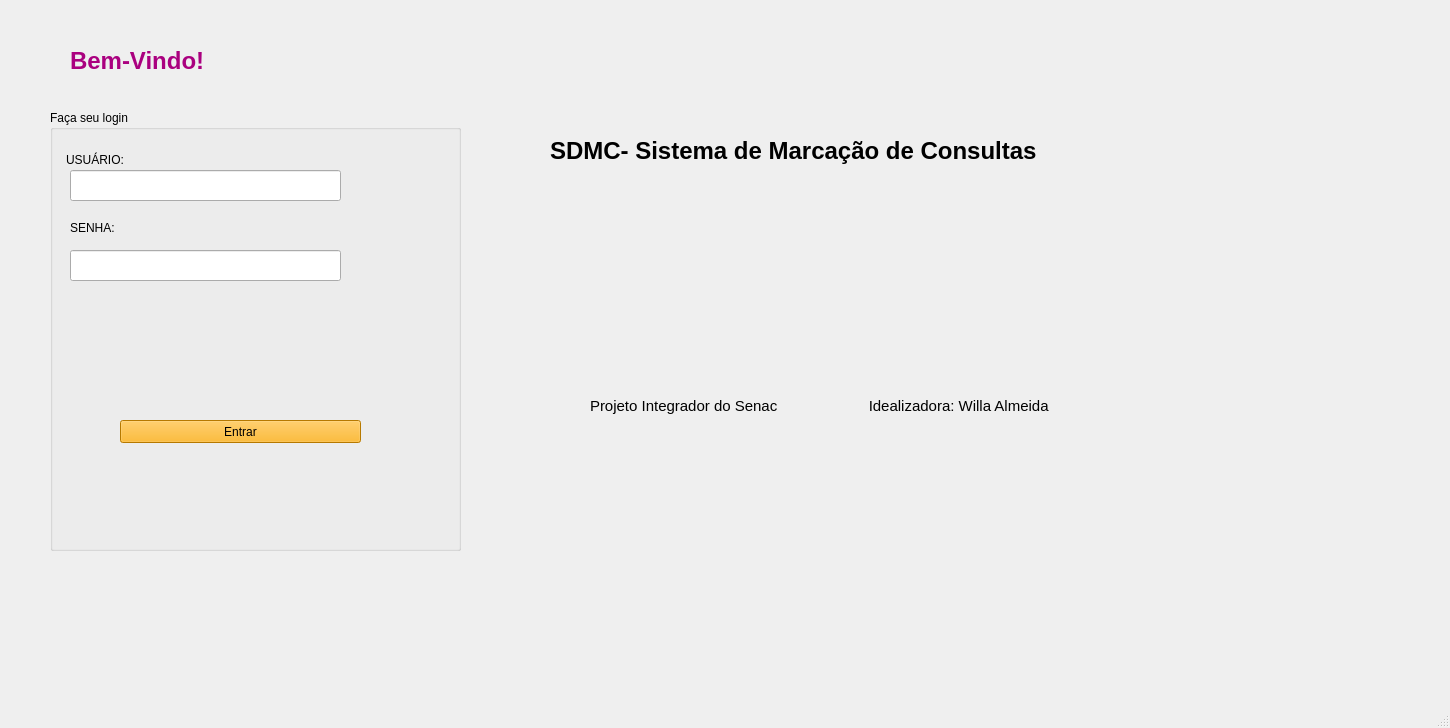
The window that ui/mainwindow.ui (willasantos/Projeto-SDMC) describes before a commit, drawn with Qt 5.
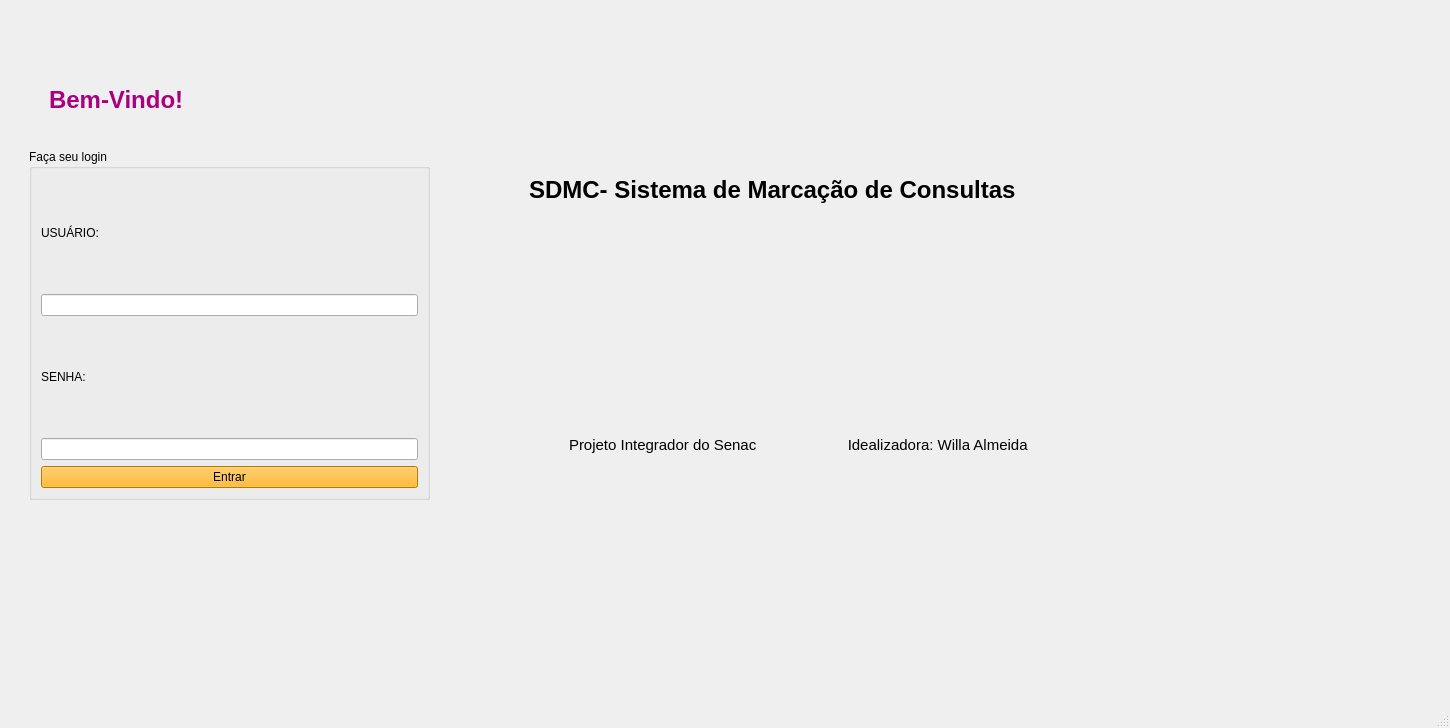
The same window after the commit.

```diff
--- a/ui/mainwindow.ui
+++ b/ui/mainwindow.ui
@@ -11,18 +11,12 @@
    </rect>
   </property>
   <property name="windowTitle">
-   <string>MainWindow</string>
+   <string>Menu Principal</string>
   </property>
   <widget class="QWidget" name="centralwidget">
+   <layout class="QHBoxLayout" name="horizontalLayout_4">
+    <item>
    <widget class="QStackedWidget" name="stackedWidget_geral">
-    <property name="geometry">
-     <rect>
-      <x>30</x>
-      <y>-30</y>
-      <width>1391</width>
-      <height>721</height>
-     </rect>
-    </property>
     <widget class="QWidget" name="page_home">
      <widget class="QWidget" name="horizontalLayoutWidget">
       <property name="geometry">
@@ -55,8 +49,8 @@
        <rect>
         <x>20</x>
         <y>140</y>
-        <width>411</width>
-        <height>441</height>
+          <width>401</width>
+          <height>351</height>
        </rect>
       </property>
       <layout class="QHBoxLayout" name="horizontalLayout_2">
@@ -65,64 +59,36 @@
          <property name="title">
           <string>Faça seu login</string>
          </property>
+           <layout class="QVBoxLayout" name="verticalLayout_2">
+            <item>
          <widget class="QLabel" name="label_2">
-          <property name="geometry">
-           <rect>
-            <x>16</x>
-            <y>40</y>
-            <width>81</width>
-            <height>20</height>
-           </rect>
-          </property>
           <property name="text">
            <string>USUÁRIO:</string>
           </property>
          </widget>
+            </item>
+            <item>
+             <widget class="QLineEdit" name="lineEdit"/>
+            </item>
+            <item>
          <widget class="QLabel" name="label_3">
-          <property name="geometry">
-           <rect>
-            <x>20</x>
-            <y>110</y>
-            <width>61</width>
-            <height>16</height>
-           </rect>
-          </property>
           <property name="text">
            <string>SENHA:</string>
           </property>
          </widget>
-         <widget class="QLineEdit" name="lineEdit">
-          <property name="geometry">
-           <rect>
-            <x>20</x>
-            <y>60</y>
-            <width>271</width>
-            <height>31</height>
-           </rect>
-          </property>
-         </widget>
+            </item>
+            <item>
          <widget class="QLineEdit" name="lineEdit_2">
           <property name="enabled">
            <bool>true</bool>
           </property>
-          <property name="geometry">
-           <rect>
-            <x>20</x>
-            <y>140</y>
-            <width>271</width>
-            <height>31</height>
-           </rect>
-          </property>
-         </widget>
+              <property name="inputMask">
+               <string>######</string>
+              </property>
+             </widget>
+            </item>
+            <item>
          <widget class="QPushButton" name="btn_entrar">
-          <property name="geometry">
-           <rect>
-            <x>70</x>
-            <y>310</y>
-            <width>241</width>
-            <height>23</height>
-           </rect>
-          </property>
           <property name="palette">
            <palette>
             <active>
@@ -245,6 +211,8 @@
            <string>Entrar</string>
           </property>
          </widget>
+            </item>
+           </layout>
         </widget>
        </item>
       </layout>
@@ -409,15 +377,8 @@
      </widget>
     </widget>
     <widget class="QWidget" name="page_enter">
-     <widget class="QWidget" name="horizontalLayoutWidget_3">
-      <property name="geometry">
-       <rect>
-        <x>10</x>
-        <y>30</y>
-        <width>1301</width>
-        <height>611</height>
-       </rect>
-      </property>
+       <layout class="QHBoxLayout" name="horizontalLayout_5">
+        <item>
       <layout class="QHBoxLayout" name="horizontalLayout_3">
        <item>
         <widget class="QStackedWidget" name="stackedWidget_2"/>
@@ -439,9 +400,12 @@
         </widget>
        </item>
       </layout>
-     </widget>
-    </widget>
-   </widget>
+        </item>
+       </layout>
+      </widget>
+     </widget>
+    </item>
+   </layout>
   </widget>
   <widget class="QMenuBar" name="menubar">
    <property name="geometry">
```
Lines whose indentation alone changed are shown as unchanged.
